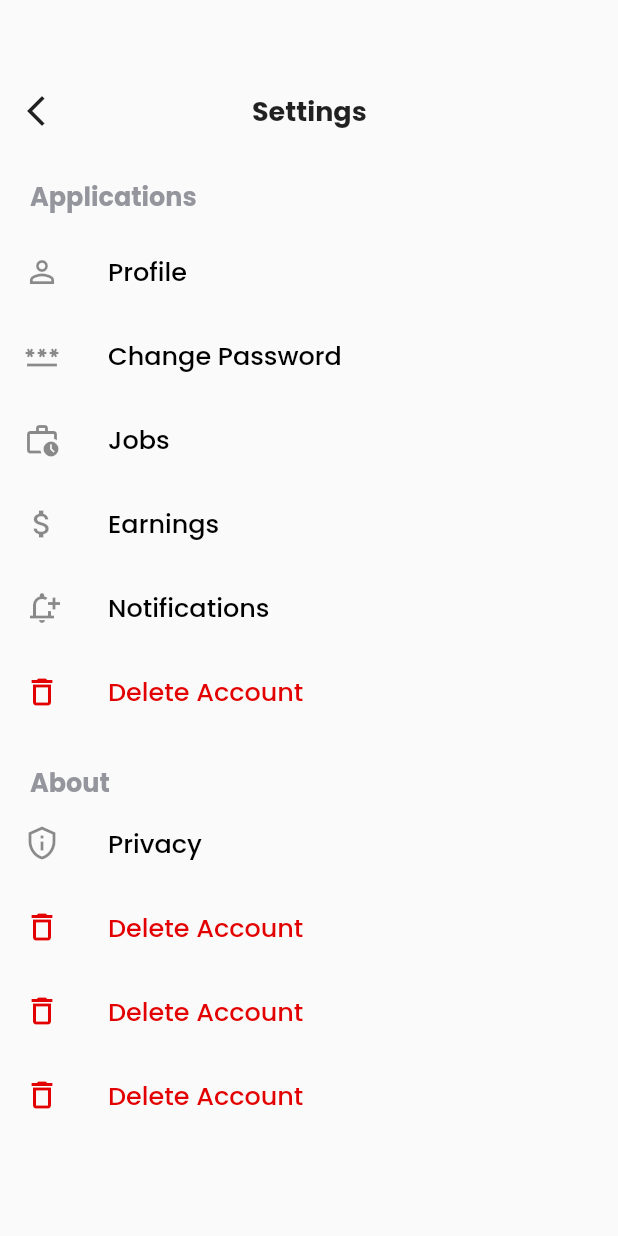
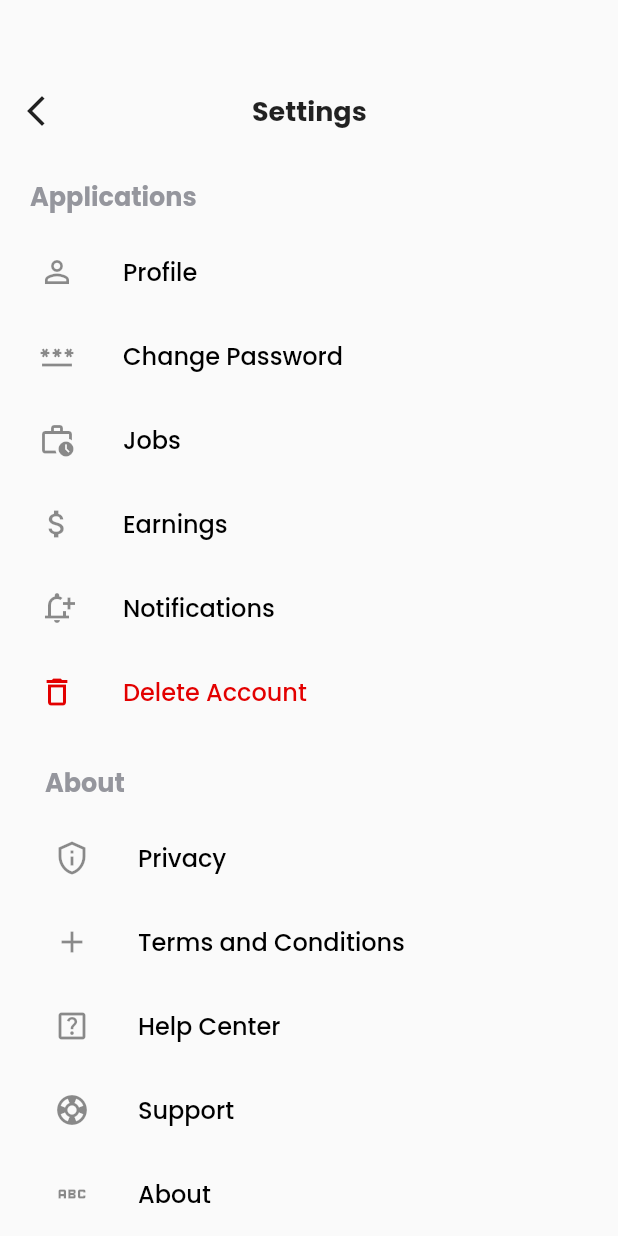
Before and after one commit to John7296/d2d1, a Flutter app: the SettingsScreen screen opened directly, on a phone screen of 412 x 824 dp. Run offline on Flutter 3.47's test engine with Material 2 defaults, Android fonts, the phone set to English and light mode, and no system bars; our stand-ins replace custom_sliding_segmented_control, dotted_border, percent_indicator, pin_code_fields, responsive_sizer, signature.

Commit message:
COMPLETED UI

```diff
--- a/lib/main.dart
+++ b/lib/main.dart
@@ -12,7 +12,7 @@ void main() {
         theme: ThemeData(
             primarySwatch: kAccentMaterialColor, fontFamily: kFontFamily),
         debugShowCheckedModeBanner: false,
-        home: HomeDetailScreen(),
+        home: LoginScreen(),
       );
     },
   ));
--- a/lib/screens/settings_screen.dart
+++ b/lib/screens/settings_screen.dart
@@ -1,6 +1,6 @@
 import 'package:flutter/material.dart';
 
-class SettingsScreen extends StatefulWidget{
+class SettingsScreen extends StatefulWidget {
   @override
   State<SettingsScreen> createState() => _SettingsScreenState();
 }
@@ -11,76 +11,103 @@ class _SettingsScreenState extends State<SettingsScreen> {
     return Scaffold(
       body: Column(children: [
         Padding(
-        padding: const EdgeInsets.only (top:50),
-        child: Row(children: [
+          padding: const EdgeInsets.only(top: 50),
+          child: Row(
+            children: [
               IconButton(
                   onPressed: () {
                     Navigator.pop(context);
-
-                      }, icon: Icon(Icons.arrow_back_ios_new)),
-
-                      SizedBox(width: 120,),
-
-                      Text("Settings", style: TextStyle(fontSize:18, fontWeight: FontWeight.w700 ),)
-        ],),
-
-
+                  },
+                  icon: Icon(Icons.arrow_back_ios_new)),
+              SizedBox(
+                width: 120,
               ),
-
-       Row(children: [
+              Text(
+                "Settings",
+                style: TextStyle(fontSize: 18, fontWeight: FontWeight.w700),
+              )
+            ],
+          ),
+        ),
+        Row(
+          children: [
             Padding(
-            padding: const EdgeInsets.only(left:20, top:20),
-            child: Text("Applications", style: TextStyle(fontSize:17, color: Color(0xff95969D), fontWeight: FontWeight.w700 )),
+              padding: const EdgeInsets.only(left: 20, top: 20),
+              child: Text("Applications",
+                  style: TextStyle(
+                      fontSize: 17,
+                      color: Color(0xff95969D),
+                      fontWeight: FontWeight.w700)),
             )
-        ],),
-
+          ],
+        ),
         Padding(
-          padding: const EdgeInsets.only(top:10),
+          padding: const EdgeInsets.only(top: 10, left: 10),
           child: Column(
             children: [
               InkWell(
-                onTap: () {
-
-                },
+                onTap: () {},
                 child: ListTile(
                   leading: Icon(Icons.person_outline),
-                  title: Text("Profile", style: TextStyle(color: Colors.black, fontSize: 17, fontWeight: FontWeight.w500),),
+                  title: Text(
+                    "Profile",
+                    style: TextStyle(
+                        color: Colors.black,
+                        fontSize: 16,
+                        fontWeight: FontWeight.w500),
+                  ),
                 ),
               ),
               InkWell(
-                onTap: () {
-
-                },
+                onTap: () {},
                 child: ListTile(
                   leading: Icon(Icons.password_outlined),
-                  title: Text("Change Password", style: TextStyle(color: Colors.black, fontSize: 17, fontWeight: FontWeight.w500),),
+                  title: Text(
+                    "Change Password",
+                    style: TextStyle(
+                        color: Colors.black,
+                        fontSize: 16,
+                        fontWeight: FontWeight.w500),
+                  ),
                 ),
               ),
               InkWell(
-                onTap: () {
-
-                },
+                onTap: () {},
                 child: ListTile(
                   leading: Icon(Icons.work_history_outlined),
-                  title: Text("Jobs", style: TextStyle(color: Colors.black, fontSize: 17, fontWeight: FontWeight.w500),),
+                  title: Text(
+                    "Jobs",
+                    style: TextStyle(
+                        color: Colors.black,
+                        fontSize: 16,
+                        fontWeight: FontWeight.w500),
+                  ),
                 ),
               ),
               InkWell(
-                onTap: () {
-
-                },
+                onTap: () {},
                 child: ListTile(
                   leading: Icon(Icons.attach_money),
-                  title: Text("Earnings", style: TextStyle(color: Colors.black, fontSize: 17, fontWeight: FontWeight.w500),),
+                  title: Text(
+                    "Earnings",
+                    style: TextStyle(
+                        color: Colors.black,
+                        fontSize: 16,
+                        fontWeight: FontWeight.w500),
+                  ),
                 ),
               ),
               InkWell(
-                onTap: () {
-
-                },
+                onTap: () {},
                 child: ListTile(
                   leading: Icon(Icons.notification_add_outlined),
-                  title: Text("Notifications", style: TextStyle(color: Colors.black, fontSize: 17, fontWeight: FontWeight.w500),),
+                  title: Text(
+                    "Notifications",
+                    style: TextStyle(
+                        color: Colors.black,
+                        fontSize: 16,
+                        fontWeight: FontWeight.w500),
+                  ),
                 ),
               ),
               InkWell(
@@ -88,68 +115,113 @@ class _SettingsScreenState extends State<SettingsScreen> {
                   // color: Color(0xffE30000);
                 },
                 child: ListTile(
-                  leading: Icon(Icons.delete_outline, color: Color(0xffE30000),),
-                  title: Text("Delete Account", style: TextStyle(color: Color(0xffE30000), fontSize: 17, fontWeight: FontWeight.w500),),
+                  leading: Icon(
+                    Icons.delete_outline,
+                    color: Color(0xffE30000),
+                  ),
+                  title: Text(
+                    "Delete Account",
+                    style: TextStyle(
+                        color: Color(0xffE30000),
+                        fontSize: 16,
+                        fontWeight: FontWeight.w500),
                   ),
                 ),
-
-               Row(children: [
+              ),
+              Row(
+                children: [
                   Padding(
-            padding: const EdgeInsets.only(left:20, top:20),
-            child: Text("About", style: TextStyle(fontSize:17, color: Color(0xff95969D), fontWeight: FontWeight.w700 )),
+                    padding: const EdgeInsets.only(left: 20, top: 20),
+                    child: Text("About",
+                        style: TextStyle(
+                            fontSize: 17,
+                            color: Color(0xff95969D),
+                            fontWeight: FontWeight.w700)),
                   )
-        ],),
-        Column(children: [
+                ],
+              ),
+              Padding(
+                padding: const EdgeInsets.only(top: 10, left: 10),
+                child: Column(
+                  children: [
                     InkWell(
                       onTap: () {
                         // color: Color(0xffE30000);
                       },
                       child: ListTile(
                         leading: Icon(Icons.privacy_tip_outlined),
-                  title: Text("Privacy", style: TextStyle(color: Colors.black, fontSize: 17, fontWeight: FontWeight.w500),),
+                        title: Text(
+                          "Privacy",
+                          style: TextStyle(
+                              color: Colors.black,
+                              fontSize: 16,
+                              fontWeight: FontWeight.w500),
                         ),
                       ),
-
-              // InkWell(
-              //   onTap: () {
-              //     // color: Color(0xffE30000);
-              //   },
-              //   child: ListTile(
-              //     leading: Icon(Icons.term),
-              //     title: Text("Delete Account", style: TextStyle(color: Colors.black, fontSize: 17, fontWeight: FontWeight.w500),),
-              //   ),
-              // ),
-
+                    ),
                     InkWell(
                       onTap: () {
                         // color: Color(0xffE30000);
                       },
                       child: ListTile(
-                  leading: Icon(Icons.delete_outline, color: Color(0xffE30000),),
-                  title: Text("Delete Account", style: TextStyle(color: Color(0xffE30000), fontSize: 17, fontWeight: FontWeight.w500),),
+                        leading: Icon(Icons.add),
+                        title: Text(
+                          "Terms and Conditions",
+                          style: TextStyle(
+                              color: Colors.black,
+                              fontSize: 16,
+                              fontWeight: FontWeight.w500),
                         ),
                       ),
-
+                    ),
                     InkWell(
                       onTap: () {
                         // color: Color(0xffE30000);
                       },
                       child: ListTile(
-                  leading: Icon(Icons.delete_outline, color: Color(0xffE30000),),
-                  title: Text("Delete Account", style: TextStyle(color: Color(0xffE30000), fontSize: 17, fontWeight: FontWeight.w500),),
+                        leading: Icon(Icons.help_center_outlined),
+                        title: Text(
+                          "Help Center",
+                          style: TextStyle(
+                              color: Colors.black,
+                              fontSize: 16,
+                              fontWeight: FontWeight.w500),
                         ),
                       ),
-
+                    ),
                     InkWell(
                       onTap: () {
                         // color: Color(0xffE30000);
                       },
                       child: ListTile(
-                  leading: Icon(Icons.delete_outline, color: Color(0xffE30000),),
-                  title: Text("Delete Account", style: TextStyle(color: Color(0xffE30000), fontSize: 17, fontWeight: FontWeight.w500),),
+                        leading: Icon(Icons.support_outlined),
+                        title: Text(
+                          "Support",
+                          style: TextStyle(
+                              color: Colors.black,
+                              fontSize: 16,
+                              fontWeight: FontWeight.w500),
                         ),
                       ),
-        ],)
+                    ),
+                    InkWell(
+                      onTap: () {
+                        // color: Color(0xffE30000);
+                      },
+                      child: ListTile(
+                        leading: Icon(Icons.abc_outlined),
+                        title: Text(
+                          "About",
+                          style: TextStyle(
+                              color: Colors.black,
+                              fontSize: 16,
+                              fontWeight: FontWeight.w500),
+                        ),
+                      ),
+                    ),
+                  ],
+                ),
+              )
             ],
           ),
         )
--- a/lib/utils/constants.dart
+++ b/lib/utils/constants.dart
@@ -1,5 +1,6 @@
 import 'package:flutter/material.dart';
 
+  // const bool kDedebug = false;
 
 
 //FONT BOLD
--- a/pubspec.yaml
+++ b/pubspec.yaml
@@ -35,7 +35,7 @@ dependencies:
   dotted_border: ^2.0.0+3
   signature: ^5.3.0
   pin_code_fields: ^7.4.0
-  cupertino_tabbar: ^2.0.0
+  custom_sliding_segmented_control: ^1.7.3
   percent_indicator: ^4.2.2
 
 
```
Also changed, not shown: lib/screens/forgot_password_screen.dart (+39 -36 lines), lib/screens/login_screen.dart (+21 -37 lines), lib/screens/password_confirmation_screen.dart (+24 -31 lines), lib/screens/profile_screen.dart (+57 -99 lines), lib/screens/profile_summary_screen.dart (+14 -11 lines), lib/screens/reset_password_screen.dart (+15 -28 lines), lib/screens/verify_otp_screen.dart (+17 -28 lines), pubspec.lock. Lines whose indentation alone changed are shown as unchanged.
